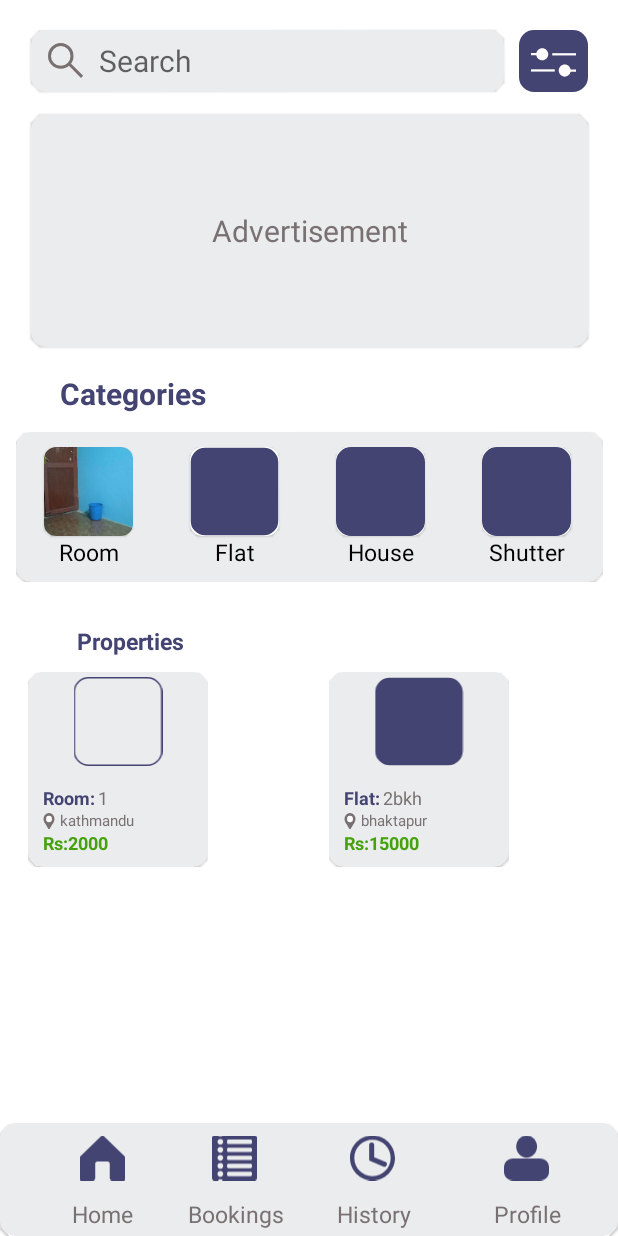
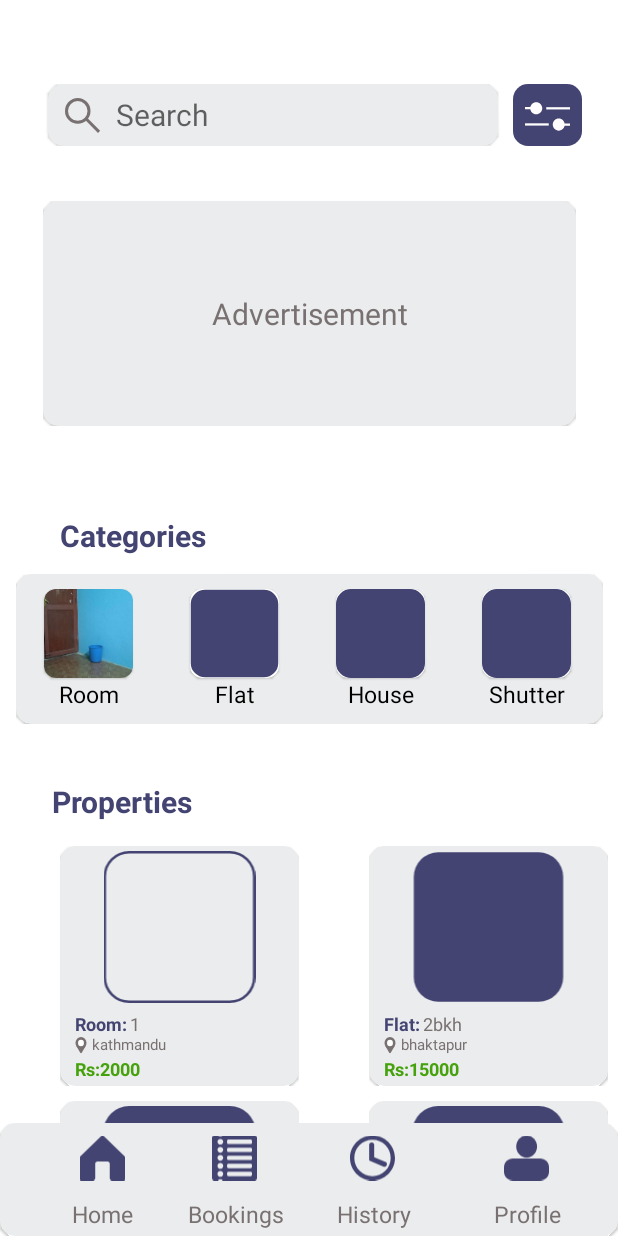
Before and after one commit to dikshaghimire11/Dera, an Android app: the screen it shows after launch (UserDashboard), on a phone screen of 412 x 824 dp. Run offline under Robolectric (Android 15) with nearby library versions, the light colour scheme and no system bars.

Commit message:
harek ko fragment implement gareko chhu

```diff
--- /dev/null
+++ b/app/src/main/java/com/dera/Search_filter.java
@@ -0,0 +1,64 @@
+package com.dera;
+
+import android.os.Bundle;
+
+import androidx.fragment.app.Fragment;
+
+import android.view.LayoutInflater;
+import android.view.View;
+import android.view.ViewGroup;
+
+/**
+ * A simple {@link Fragment} subclass.
+ * Use the {@link Search_filter#newInstance} factory method to
+ * create an instance of this fragment.
+ */
+public class Search_filter extends Fragment {
+
+    // TODO: Rename parameter arguments, choose names that match
+    // the fragment initialization parameters, e.g. ARG_ITEM_NUMBER
+    private static final String ARG_PARAM1 = "param1";
+    private static final String ARG_PARAM2 = "param2";
+
+    // TODO: Rename and change types of parameters
+    private String mParam1;
+    private String mParam2;
+
+    public Search_filter() {
+        // Required empty public constructor
+    }
+
+    /**
+     * Use this factory method to create a new instance of
+     * this fragment using the provided parameters.
+     *
+     * @param param1 Parameter 1.
+     * @param param2 Parameter 2.
+     * @return A new instance of fragment Search_filter.
+     */
+    // TODO: Rename and change types and number of parameters
+    public static Search_filter newInstance(String param1, String param2) {
+        Search_filter fragment = new Search_filter();
+        Bundle args = new Bundle();
+        args.putString(ARG_PARAM1, param1);
+        args.putString(ARG_PARAM2, param2);
+        fragment.setArguments(args);
+        return fragment;
+    }
+
+    @Override
+    public void onCreate(Bundle savedInstanceState) {
+        super.onCreate(savedInstanceState);
+        if (getArguments() != null) {
+            mParam1 = getArguments().getString(ARG_PARAM1);
+            mParam2 = getArguments().getString(ARG_PARAM2);
+        }
+    }
+
+    @Override
+    public View onCreateView(LayoutInflater inflater, ViewGroup container,
+                             Bundle savedInstanceState) {
+        // Inflate the layout for this fragment
+        return inflater.inflate(R.layout.fragment_search_filter, container, false);
+    }
+}
--- a/app/src/main/java/com/dera/UserHome.java
+++ b/app/src/main/java/com/dera/UserHome.java
@@ -33,6 +33,27 @@ public class UserHome extends Fragment {
         fragmentTransaction.add(R.id.categoryFragment, myFragment);
 
         fragmentTransaction.commit();
+
+        FragmentManager fragmentmanager = getFragmentManager();
+        FragmentTransaction fragmenttransaction = fragmentManager.beginTransaction();
+        Fragment search_filter=new Search_filter();
+        fragmenttransaction.add(R.id.search_filter,search_filter);
+        fragmenttransaction.commit();
+
+        FragmentManager fragmentmanag = getFragmentManager();
+        FragmentTransaction f = fragmentmanag.beginTransaction();
+        Fragment advertisement=new user_Advertisement();
+        fragmenttransaction.add(R.id.advertiseMCV,advertisement);
+        f.commit();
+
+
+
+        FragmentManager fragmentManager1 = getFragmentManager();
+        FragmentTransaction transaction = fragmentManager1.beginTransaction();
+        Fragment property=new user_properties();
+        fragmenttransaction.add(R.id.propertiesTV,property);
+        transaction.commit();
+
         return inflater.inflate(R.layout.fragment_user_home, container, false);
     }
 
@@ -43,13 +64,5 @@ public class UserHome extends Fragment {
 
 
 
-        propertiesList=view.findViewById(R.id.propertieslist);
-        String[] heading={"Room","Flat","House","Shutter","Rooms","flat","house","flat","house"};
-        String[] location={"kathmandu","bhaktapur","sankhapul","koteshwor","lokanthali","koteshwor","lokanthali","koteshwor","lokanthali"};
-        String[] price={"2000","15000","2000000","20000","8000","20000","8000","2000000","20000"};
-        String[] number={"1","2bkh","1","2","3","2","3","2bkh","1"};
-        int[] photo={R.drawable.roomicon,R.drawable.flaticon,R.drawable.houseicon,R.drawable.shuttericon,R.drawable.roomicon,R.drawable.shuttericon,R.drawable.roomicon,R.drawable.shuttericon,R.drawable.roomicon};
-        PropertyGridView propertyGridView=new PropertyGridView(getActivity(),heading,number,location,photo,price);
-        propertiesList.setAdapter(propertyGridView);
     }
 }
--- /dev/null
+++ b/app/src/main/java/com/dera/user_Advertisement.java
@@ -0,0 +1,64 @@
+package com.dera;
+
+import android.os.Bundle;
+
+import androidx.fragment.app.Fragment;
+
+import android.view.LayoutInflater;
+import android.view.View;
+import android.view.ViewGroup;
+
+/**
+ * A simple {@link Fragment} subclass.
+ * Use the {@link user_Advertisement#newInstance} factory method to
+ * create an instance of this fragment.
+ */
+public class user_Advertisement extends Fragment {
+
+    // TODO: Rename parameter arguments, choose names that match
+    // the fragment initialization parameters, e.g. ARG_ITEM_NUMBER
+    private static final String ARG_PARAM1 = "param1";
+    private static final String ARG_PARAM2 = "param2";
+
+    // TODO: Rename and change types of parameters
+    private String mParam1;
+    private String mParam2;
+
+    public user_Advertisement() {
+        // Required empty public constructor
+    }
+
+    /**
+     * Use this factory method to create a new instance of
+     * this fragment using the provided parameters.
+     *
+     * @param param1 Parameter 1.
+     * @param param2 Parameter 2.
+     * @return A new instance of fragment user_Advertisement.
+     */
+    // TODO: Rename and change types and number of parameters
+    public static user_Advertisement newInstance(String param1, String param2) {
+        user_Advertisement fragment = new user_Advertisement();
+        Bundle args = new Bundle();
+        args.putString(ARG_PARAM1, param1);
+        args.putString(ARG_PARAM2, param2);
+        fragment.setArguments(args);
+        return fragment;
+    }
+
+    @Override
+    public void onCreate(Bundle savedInstanceState) {
+        super.onCreate(savedInstanceState);
+        if (getArguments() != null) {
+            mParam1 = getArguments().getString(ARG_PARAM1);
+            mParam2 = getArguments().getString(ARG_PARAM2);
+        }
+    }
+
+    @Override
+    public View onCreateView(LayoutInflater inflater, ViewGroup container,
+                             Bundle savedInstanceState) {
+        // Inflate the layout for this fragment
+        return inflater.inflate(R.layout.fragment_user__advertisement, container, false);
+    }
+}
--- /dev/null
+++ b/app/src/main/java/com/dera/user_properties.java
@@ -0,0 +1,40 @@
+package com.dera;
+
+import android.os.Bundle;
+
+import androidx.annotation.NonNull;
+import androidx.annotation.Nullable;
+import androidx.fragment.app.Fragment;
+
+import android.view.LayoutInflater;
+import android.view.View;
+import android.view.ViewGroup;
+import android.widget.GridView;
+
+import com.dera.Adapter.PropertyGridView;
+
+public class user_properties extends Fragment {
+
+GridView propertiesList;
+    @Override
+    public View onCreateView(LayoutInflater inflater, ViewGroup container,
+                             Bundle savedInstanceState) {
+
+        // Inflate the layout for this fragment
+        return inflater.inflate(R.layout.fragment_user_properties, container, false);
+    }
+
+    @Override
+    public void onViewCreated(@NonNull View view, @Nullable Bundle savedInstanceState) {
+        super.onViewCreated(view, savedInstanceState);
+
+        propertiesList=view.findViewById(R.id.propertieslist);
+        String[] heading={"Room","Flat","House","Shutter","Rooms","flat","house","flat","house"};
+        String[] location={"kathmandu","bhaktapur","sankhapul","koteshwor","lokanthali","koteshwor","lokanthali","koteshwor","lokanthali"};
+        String[] price={"2000","15000","2000000","20000","8000","20000","8000","2000000","20000"};
+        String[] number={"1","2bkh","1","2","3","2","3","2bkh","1"};
+        int[] photo={R.drawable.roomicon,R.drawable.flaticon,R.drawable.houseicon,R.drawable.shuttericon,R.drawable.roomicon,R.drawable.shuttericon,R.drawable.roomicon,R.drawable.shuttericon,R.drawable.roomicon};
+        PropertyGridView propertyGridView=new PropertyGridView(getActivity(),heading,number,location,photo,price);
+        propertiesList.setAdapter(propertyGridView);
+    }
+}
--- /dev/null
+++ b/app/src/main/res/layout/fragment_search_filter.xml
@@ -0,0 +1,67 @@
+<?xml version="1.0" encoding="utf-8"?>
+<FrameLayout xmlns:android="http://schemas.android.com/apk/res/android"
+    xmlns:tools="http://schemas.android.com/tools"
+    android:layout_width="match_parent"
+    android:layout_height="match_parent"
+    xmlns:app="http://schemas.android.com/apk/res-auto"
+    tools:context=".Search_filter">
+<androidx.constraintlayout.widget.ConstraintLayout
+    android:layout_width="wrap_content"
+    android:layout_height="wrap_content">
+
+    <com.google.android.material.card.MaterialCardView
+        android:id="@+id/searchMCV"
+        android:layout_width="300dp"
+        android:layout_height="41dp"
+        android:backgroundTint="@color/textboxcolor"
+        app:cardCornerRadius="10dp"
+
+        app:layout_constraintBottom_toBottomOf="parent"
+        app:layout_constraintEnd_toEndOf="parent"
+        app:layout_constraintHorizontal_bias="0.11"
+        app:layout_constraintStart_toStartOf="parent"
+        app:layout_constraintTop_toTopOf="parent" />
+
+    <androidx.appcompat.widget.AppCompatImageView
+        android:id="@+id/searchIcon"
+        android:layout_width="wrap_content"
+        android:layout_height="wrap_content"
+        android:src="@drawable/searchicon"
+        android:translationZ="10dp"
+        app:layout_constraintBottom_toBottomOf="@+id/searchMCV"
+        app:layout_constraintEnd_toEndOf="@+id/searchMCV"
+        app:layout_constraintHorizontal_bias="0.04"
+        app:layout_constraintStart_toStartOf="@+id/searchMCV"
+        app:layout_constraintTop_toTopOf="@+id/searchMCV" />
+
+    <androidx.appcompat.widget.AppCompatEditText
+        android:id="@+id/searchET"
+        android:layout_width="0dp"
+        android:layout_height="0dp"
+        android:layout_marginStart="10dp"
+        android:background="@null"
+        android:hint="Search"
+        android:textColor="@color/textcolor"
+        android:textSize="20sp"
+        android:translationZ="1dp"
+        app:layout_constraintBottom_toBottomOf="@+id/searchMCV"
+        app:layout_constraintEnd_toStartOf="@+id/filter"
+        app:layout_constraintStart_toEndOf="@+id/searchIcon"
+        app:layout_constraintTop_toTopOf="@+id/searchMCV" />
+
+    <androidx.appcompat.widget.AppCompatImageView
+        android:id="@+id/filter"
+        android:layout_width="wrap_content"
+        android:layout_height="wrap_content"
+        android:layout_marginStart="10dp"
+        android:src="@drawable/filter"
+        app:layout_constraintBottom_toBottomOf="parent"
+        app:layout_constraintEnd_toStartOf="@+id/RightGuideLine"
+        app:layout_constraintStart_toEndOf="@+id/searchMCV"
+        app:layout_constraintTop_toTopOf="@+id/TopGuideLine"
+        app:layout_constraintVertical_bias="0.0" />
+</androidx.constraintlayout.widget.ConstraintLayout>
+
+
+
+</FrameLayout>
--- /dev/null
+++ b/app/src/main/res/layout/fragment_user__advertisement.xml
@@ -0,0 +1,38 @@
+<?xml version="1.0" encoding="utf-8"?>
+<FrameLayout xmlns:android="http://schemas.android.com/apk/res/android"
+    xmlns:tools="http://schemas.android.com/tools"
+    android:layout_width="match_parent"
+    android:layout_height="match_parent"
+    xmlns:app="http://schemas.android.com/apk/res-auto"
+    tools:context=".user_Advertisement">
+
+<androidx.constraintlayout.widget.ConstraintLayout
+    android:layout_width="match_parent"
+    android:layout_height="wrap_content">
+
+    <com.google.android.material.card.MaterialCardView
+        android:id="@+id/advertiseMCV"
+        android:layout_width="355dp"
+        android:layout_height="150dp"
+        android:backgroundTint="@color/textboxcolor"
+        app:cardCornerRadius="10dp"
+        app:layout_constraintBottom_toBottomOf="parent"
+        app:layout_constraintEnd_toEndOf="parent"
+        app:layout_constraintHorizontal_bias="0.25"
+        app:layout_constraintStart_toStartOf="parent"
+        app:layout_constraintTop_toTopOf="parent" />
+
+    <androidx.appcompat.widget.AppCompatTextView
+        android:id="@+id/advertiseTV"
+        android:layout_width="wrap_content"
+        android:layout_height="wrap_content"
+        android:text="Advertisement"
+        android:textColor="@color/textcolor"
+        android:textSize="20sp"
+        android:translationZ="10dp"
+        app:layout_constraintBottom_toBottomOf="@+id/advertiseMCV"
+        app:layout_constraintEnd_toEndOf="@+id/advertiseMCV"
+        app:layout_constraintStart_toStartOf="@+id/advertiseMCV"
+        app:layout_constraintTop_toTopOf="@+id/advertiseMCV" />
+</androidx.constraintlayout.widget.ConstraintLayout>
+</FrameLayout>
--- a/app/src/main/res/layout/fragment_user_home.xml
+++ b/app/src/main/res/layout/fragment_user_home.xml
@@ -13,84 +13,26 @@
             android:layout_width="match_parent"
             android:layout_height="match_parent">
 
-
-            <com.google.android.material.card.MaterialCardView
-                android:id="@+id/searchMCV"
-                android:layout_width="0dp"
-                android:layout_height="41dp"
-                android:backgroundTint="@color/textboxcolor"
-                app:cardCornerRadius="10dp"
-                app:layout_constraintBottom_toBottomOf="parent"
-                app:layout_constraintEnd_toEndOf="parent"
-                app:layout_constraintEnd_toStartOf="@+id/filter"
-                app:layout_constraintStart_toStartOf="@+id/LeftGuideLine"
-                app:layout_constraintTop_toTopOf="@+id/TopGuideLine"
-                app:layout_constraintVertical_bias="0.0" />
-
-            <androidx.appcompat.widget.AppCompatImageView
-                android:id="@+id/searchIcon"
+            <FrameLayout
+                android:id="@+id/search_filter"
                 android:layout_width="wrap_content"
                 android:layout_height="wrap_content"
-                android:src="@drawable/searchicon"
-                android:translationZ="10dp"
-                app:layout_constraintBottom_toBottomOf="@+id/searchMCV"
-                app:layout_constraintEnd_toEndOf="@+id/searchMCV"
-                app:layout_constraintHorizontal_bias="0.04"
-                app:layout_constraintStart_toStartOf="@+id/searchMCV"
-                app:layout_constraintTop_toTopOf="@+id/searchMCV" />
+                app:layout_constraintBottom_toBottomOf="parent"
+                app:layout_constraintEnd_toStartOf="@+id/RightGuideLine"
+                app:layout_constraintStart_toStartOf="@+id/LeftGuideLine"
+                app:layout_constraintTop_toTopOf="parent"
+                app:layout_constraintVertical_bias="0.050000012" />
 
-            <androidx.appcompat.widget.AppCompatEditText
-                android:id="@+id/searchET"
-                android:layout_width="0dp"
-                android:layout_height="0dp"
-                android:layout_marginStart="10dp"
-                android:background="@null"
-                android:hint="Search"
-                android:textColor="@color/textcolor"
-                android:textSize="20sp"
-                android:translationZ="1dp"
-                app:layout_constraintBottom_toBottomOf="@+id/searchMCV"
-                app:layout_constraintEnd_toEndOf="@+id/searchMCV"
-                app:layout_constraintStart_toEndOf="@+id/searchIcon"
-                app:layout_constraintTop_toTopOf="@+id/searchMCV" />
 
-            <androidx.appcompat.widget.AppCompatImageView
-                android:id="@+id/filter"
+            <FrameLayout
                 android:layout_width="wrap_content"
                 android:layout_height="wrap_content"
-                android:layout_marginStart="10dp"
-                android:src="@drawable/filter"
-                app:layout_constraintBottom_toBottomOf="parent"
-                app:layout_constraintEnd_toStartOf="@+id/RightGuideLine"
-                app:layout_constraintStart_toEndOf="@+id/searchMCV"
-                app:layout_constraintTop_toTopOf="@+id/TopGuideLine"
-                app:layout_constraintVertical_bias="0.0" />
-
-
-            <com.google.android.material.card.MaterialCardView
                 android:id="@+id/advertiseMCV"
-                android:layout_width="0dp"
-                android:layout_height="155dp"
-                android:backgroundTint="@color/textboxcolor"
-                app:cardCornerRadius="10dp"
                 app:layout_constraintBottom_toBottomOf="parent"
                 app:layout_constraintEnd_toStartOf="@+id/RightGuideLine"
                 app:layout_constraintStart_toStartOf="@+id/LeftGuideLine"
                 app:layout_constraintTop_toBottomOf="@id/SearchBottomBarrier"
-                app:layout_constraintVertical_bias="0.04000002" />
-
-            <androidx.appcompat.widget.AppCompatTextView
-                android:id="@+id/advertiseTV"
-                android:layout_width="wrap_content"
-                android:layout_height="wrap_content"
-                android:text="Advertisement"
-                android:textColor="@color/textcolor"
-                android:textSize="20sp"
-                android:translationZ="10dp"
-                app:layout_constraintBottom_toBottomOf="@+id/advertiseMCV"
-                app:layout_constraintEnd_toEndOf="@+id/advertiseMCV"
-                app:layout_constraintStart_toStartOf="@+id/advertiseMCV"
-                app:layout_constraintTop_toTopOf="@+id/advertiseMCV" />
+                app:layout_constraintVertical_bias="0.04000002"/>
 
             <FrameLayout
                 android:id="@+id/categoryFragment"
@@ -103,38 +45,16 @@
                 app:layout_constraintWidth_percent="0.95"
                 app:layout_constraintVertical_bias="0.08" />
 
-
-
-
-
-            <androidx.appcompat.widget.AppCompatTextView
+            <FrameLayout
                 android:id="@+id/propertiesTV"
                 android:layout_width="wrap_content"
                 android:layout_height="wrap_content"
-                android:text="Properties"
-                android:textColor="@color/themecolor"
-                android:textSize="15sp"
-                android:textStyle="bold"
                 app:layout_constraintBottom_toBottomOf="parent"
                 app:layout_constraintEnd_toEndOf="@id/RightInnerGuideLine"
                 app:layout_constraintHorizontal_bias="0.05"
                 app:layout_constraintStart_toStartOf="@+id/LeftInnerGuideLine"
                 app:layout_constraintTop_toBottomOf="@+id/categoryFragment"
-                app:layout_constraintVertical_bias="0.16000003" />
-
-            <GridView
-                android:id="@+id/propertieslist"
-                android:layout_width="wrap_content"
-                android:layout_height="match_parent"
-                android:horizontalSpacing="10dp"
-                android:numColumns="2"
-                android:padding="10dp"
-                android:verticalSpacing="10dp"
-                app:layout_constraintBottom_toBottomOf="parent"
-                app:layout_constraintEnd_toEndOf="@id/RightInnerGuideLine"
-                app:layout_constraintStart_toStartOf="@+id/LeftInnerGuideLine"
-                app:layout_constraintTop_toBottomOf="@+id/propertiesTV"
-                app:layout_constraintVertical_bias="0.04000002" />
+                app:layout_constraintVertical_bias="0.0" />
 
             <androidx.constraintlayout.widget.Guideline
                 android:id="@+id/LeftGuideLine"
@@ -164,7 +84,7 @@
                 android:layout_width="wrap_content"
                 android:layout_height="wrap_content"
                 app:barrierDirection="bottom"
-                app:constraint_referenced_ids="searchMCV"
+                app:constraint_referenced_ids="search_filter"
                 tools:layout_editor_absoluteY="20dp" />
 
             <androidx.constraintlayout.widget.Barrier
--- /dev/null
+++ b/app/src/main/res/layout/fragment_user_properties.xml
@@ -0,0 +1,43 @@
+<?xml version="1.0" encoding="utf-8"?>
+<FrameLayout xmlns:android="http://schemas.android.com/apk/res/android"
+    xmlns:tools="http://schemas.android.com/tools"
+    android:layout_width="match_parent"
+    android:layout_height="match_parent"
+    xmlns:app="http://schemas.android.com/apk/res-auto"
+    tools:context=".user_properties">
+ <androidx.constraintlayout.widget.ConstraintLayout
+     android:layout_width="match_parent"
+     android:layout_height="wrap_content">
+  <androidx.appcompat.widget.AppCompatTextView
+      android:id="@+id/porpertiesTV"
+      android:layout_width="wrap_content"
+      android:layout_height="wrap_content"
+      android:layout_marginTop="5dp"
+      android:text="Properties"
+      android:textColor="@color/themecolor"
+      android:textSize="20sp"
+      android:textStyle="bold"
+      app:layout_constraintBottom_toBottomOf="parent"
+      app:layout_constraintEnd_toEndOf="parent"
+      app:layout_constraintHorizontal_bias="0.0"
+      app:layout_constraintStart_toStartOf="parent"
+      app:layout_constraintTop_toTopOf="parent"
+      app:layout_constraintVertical_bias="0.050000012" />
+
+  <GridView
+      android:id="@+id/propertieslist"
+      android:layout_width="wrap_content"
+      android:layout_height="600dp"
+      android:layout_marginTop="16dp"
+      android:numColumns="2"
+      android:verticalSpacing="10dp"
+      android:stretchMode="columnWidth"
+      android:gravity="center"
+      app:layout_constraintBottom_toBottomOf="parent"
+      app:layout_constraintEnd_toEndOf="parent"
+      app:layout_constraintHorizontal_bias="0.02"
+      app:layout_constraintStart_toStartOf="parent"
+      app:layout_constraintTop_toBottomOf="@id/porpertiesTV"
+      app:layout_constraintVertical_bias="0.49" />
+ </androidx.constraintlayout.widget.ConstraintLayout>
+</FrameLayout>
--- a/app/src/main/res/layout/propertiesgridview.xml
+++ b/app/src/main/res/layout/propertiesgridview.xml
@@ -18,15 +18,15 @@
 
         <com.google.android.material.card.MaterialCardView
             android:id="@+id/materialCardView"
-            android:layout_width="120dp"
-            android:layout_height="130dp"
+            android:layout_width="159dp"
+            android:layout_height="160dp"
             android:backgroundTint="@color/textboxcolor"
             app:cardCornerRadius="10dp">
 
             <androidx.appcompat.widget.AppCompatImageView
                 android:id="@+id/merotauko"
                 android:layout_width="match_parent"
-                android:layout_height="wrap_content"
+                android:layout_height="101dp"
                 android:layout_marginHorizontal="5dp"
                 android:layout_marginTop="3dp"
                 android:src="@mipmap/ic_launcher"
@@ -36,7 +36,7 @@
                 android:layout_width="wrap_content"
                 android:layout_height="wrap_content"
                 android:layout_marginLeft="10dp"
-                android:layout_marginTop="75dp"
+                android:layout_marginTop="110dp"
                 android:gravity="center_vertical">
 
                 <androidx.appcompat.widget.AppCompatTextView
@@ -80,7 +80,7 @@
                 android:layout_width="wrap_content"
                 android:layout_height="wrap_content"
                 android:layout_marginLeft="10dp"
-                android:layout_marginTop="92dp">
+                android:layout_marginTop="125dp">
 
                 <androidx.appcompat.widget.AppCompatImageView
                     android:id="@+id/locationIV"
@@ -105,7 +105,7 @@
                 android:layout_width="wrap_content"
                 android:layout_height="wrap_content"
                 android:layout_marginLeft="10dp"
-                android:layout_marginTop="105dp"
+                android:layout_marginTop="140dp"
                 android:orientation="horizontal"
                 >
             <androidx.appcompat.widget.AppCompatTextView
```
